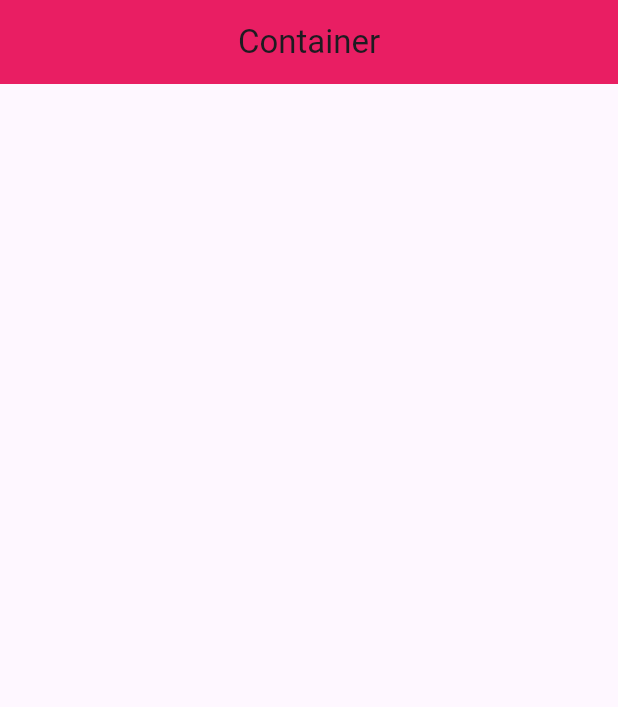
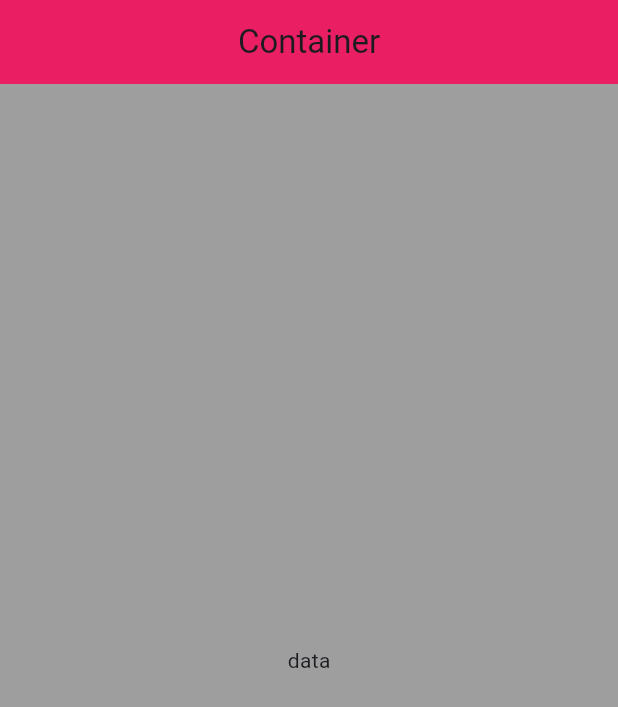
Before and after one commit to marslanflutterdev1/riverpod, a Flutter app: the screen it shows after launch, on a phone screen of 412 x 824 dp. Shown: the top 707 px of the screen. Run offline on Flutter 3.47's test engine with Material 3 defaults, Android fonts, the phone set to English and light mode, and no system bars.

Commit message:
update build

```diff
--- a/lib/main.dart
+++ b/lib/main.dart
@@ -47,6 +47,10 @@ class Container extends StatelessWidget {
         centerTitle: true,
         backgroundColor: Colors.pink,
       ),
+      backgroundColor: Colors.grey,
+      body: Center(
+        child: Text('data'),
+      ),
     );
   }
 }
```
Also changed, not shown: .github/workflows/android_github_action.yaml.
